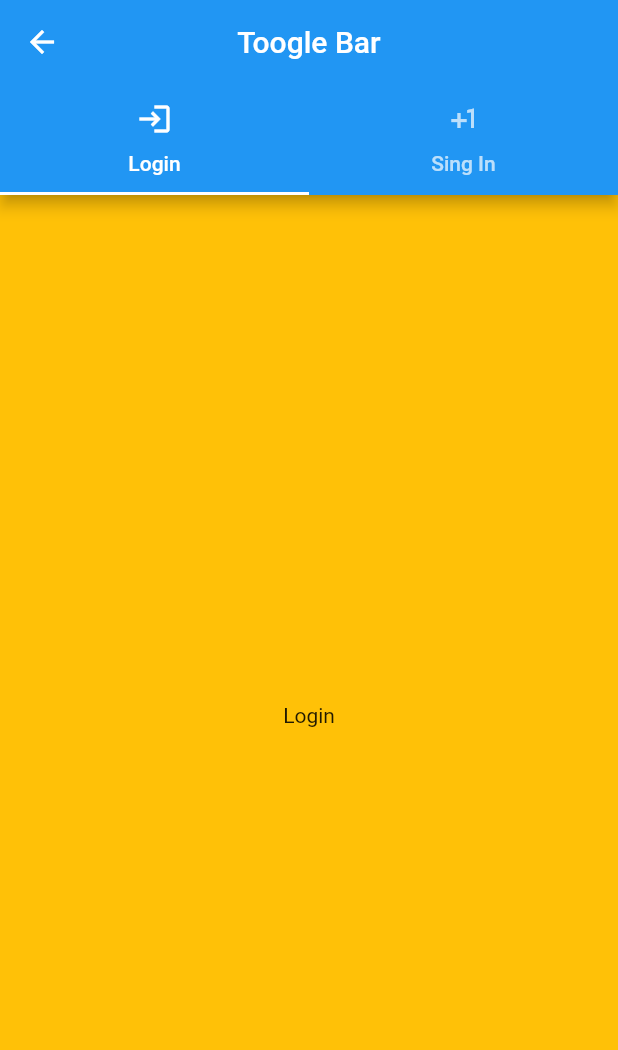
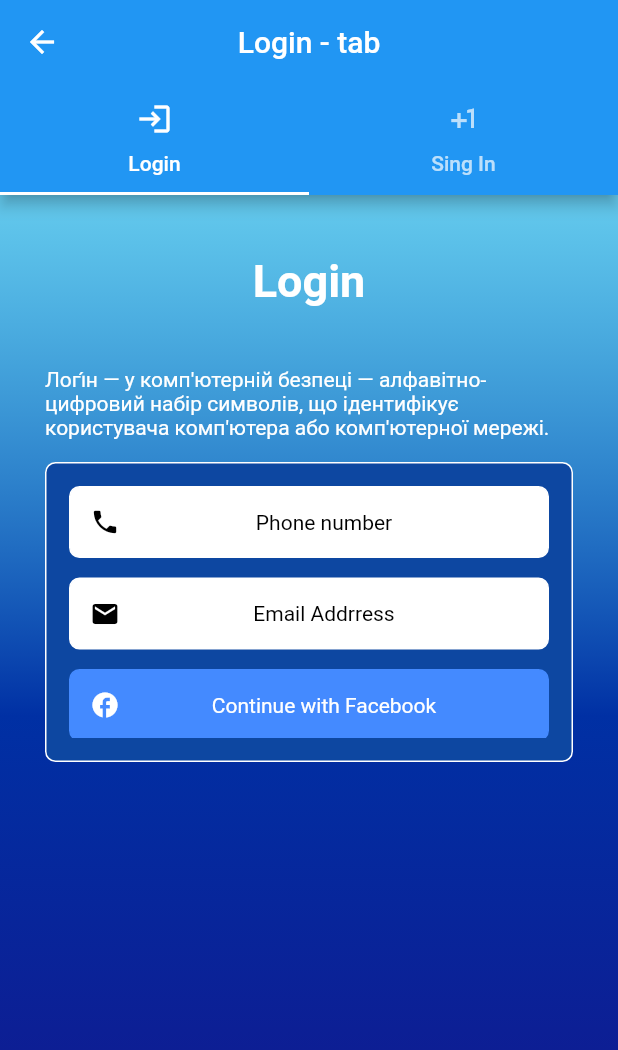
Before and after one commit to Aiveng0/flutter_test_app, a Flutter app: the screen it shows after launch, after a tap on "Sign In", on a phone screen of 412 x 824 dp. Shown: the top 1050 px of the screen. Run offline on Flutter 3.47's test engine with Material 2 defaults, Android fonts, the phone set to English and light mode, and no system bars.

Commit message:
Added LoginTab and some new files

```diff
--- a/lib/pages/sign_in_page.dart
+++ b/lib/pages/sign_in_page.dart
@@ -3,6 +3,7 @@
 import 'dart:ui';
 
 import 'package:flutter/material.dart';
+import 'package:test_app/widgets/login_tab.dart';
 
 class SignInScreen extends StatelessWidget {
   const SignInScreen({
@@ -25,21 +26,35 @@ class DemoApp extends StatefulWidget {
   _DemoAppState createState() => _DemoAppState();
 }
 
-class _DemoAppState extends State<DemoApp> {
-  List<String> labels = ['Home', 'Message', 'Notofication', 'Settings'];
-  int counter = 0;
+class _DemoAppState extends State<DemoApp> with SingleTickerProviderStateMixin {
+  late TabController controller;
+  List tabName = ['Login', 'Sign In'];
+
+  @override
+  void initState() {
+    super.initState();
+
+    controller = TabController(length: 2, vsync: this);
+    controller.addListener(() {
+      setState(() {});
+    });
+  }
+
+  @override
+  void dispose() {
+    controller.dispose();
+    super.dispose();
+  }
 
   @override
   Widget build(BuildContext context) {
-    return DefaultTabController(
-      length: 2,
-      child: Scaffold(
-        backgroundColor: Colors.amber,
+    return Scaffold(
       appBar: AppBar(
-          title: Text('Toogle Bar'),
+        title: Text('${tabName[controller.index]} - tab'),
         centerTitle: true,
+        bottom: TabBar(
+          controller: controller,
           // ignore: prefer_const_literals_to_create_immutables
-          bottom: TabBar(
           tabs: [
             Tab(text: 'Login', icon: Icon(Icons.login)),
             Tab(text: 'Sing In', icon: Icon(Icons.plus_one)),
@@ -47,12 +62,12 @@ class _DemoAppState extends State<DemoApp> {
         ),
       ),
       body: TabBarView(
+        controller: controller,
         // ignore: prefer_const_literals_to_create_immutables
         children: [
-            Center(child: Text('Login')),
+          LoginTab(),
           Center(child: Text('Sign In')),
         ],
-        ),
       ),
     );
   }
--- /dev/null
+++ b/lib/widgets/login_tab.dart
@@ -0,0 +1,103 @@
+// ignore_for_file: prefer_const_constructors
+
+import 'package:flutter/material.dart';
+import 'package:test_app/widgets/start_page_text_field.dart';
+
+class LoginTab extends StatefulWidget {
+  const LoginTab({Key? key}) : super(key: key);
+
+  @override
+  _LoginTabState createState() => _LoginTabState();
+}
+
+class _LoginTabState extends State<LoginTab> {
+  @override
+  Widget build(BuildContext context) {
+    return Container(
+      decoration: const BoxDecoration(
+        gradient: LinearGradient(
+          begin: AlignmentDirectional.topCenter,
+          end: AlignmentDirectional.bottomCenter,
+          colors: [
+            Color.fromRGBO(0, 170, 229, 0.6),
+            Color.fromRGBO(0, 48, 164, 1),
+            Color.fromRGBO(20, 20, 139, 1),
+          ],
+        ),
+      ),
+      child: Center(
+          child: Padding(
+        padding: const EdgeInsets.symmetric(horizontal: 30),
+        child: Column(
+          children: [
+            Padding(
+              padding: const EdgeInsets.symmetric(vertical: 40),
+              child: Text(
+                'Login',
+                style: TextStyle(
+                  color: Colors.white,
+                  fontSize: 30,
+                  fontWeight: FontWeight.bold,
+                ),
+              ),
+            ),
+            Padding(
+              padding: const EdgeInsets.only(bottom: 15),
+              child: Text(
+                'Логі́н — у комп\'ютерній безпеці — алфавітно-цифровий набір символів, що ідентифікує користувача комп\'ютера або комп\'ютерної мережі.',
+                style: TextStyle(
+                  color: Colors.white,
+                ),
+              ),
+            ),
+            Container(
+              height: 200,
+              decoration: BoxDecoration(
+                border: Border.all(
+                  color: Colors.white,
+                ),
+                borderRadius: BorderRadius.all(
+                  Radius.circular(7),
+                ),
+                color: Colors.blue[900],
+              ),
+              padding: const EdgeInsets.all(15),
+              child: SingleChildScrollView(
+                child: Column(
+                  // ignore: prefer_const_literals_to_create_immutables
+                  children: [
+                    StartPageTextField(
+                      Icons.phone,
+
+                      'Phone number',
+                      textColor: Colors.black,
+                      boxContentBGColor: Colors.white,
+                    ),
+                    StartPageTextField(
+                      Icons.email,
+                      'Email Addrress',
+                      textColor: Colors.black,
+                      boxContentBGColor: Colors.white,
+                    ),
+                    StartPageTextField(
+                      Icons.facebook,
+                      'Continue with Facebook',
+                      boxContentColor: Colors.blueAccent,
+                      boxContentBGColor: Colors.blueAccent,
+                    ),
+                    StartPageTextField(
+                      Icons.g_mobiledata,
+                      'Continue with Google',
+                      boxContentColor: Colors.red,
+                      boxContentBGColor: Colors.red,
+                    ),
+                  ],
+                ),
+              ),
+            )
+          ],
+        ),
+      )),
+    );
+  }
+}
--- a/lib/widgets/start_page_text_field.dart
+++ b/lib/widgets/start_page_text_field.dart
@@ -7,21 +7,28 @@ class StartPageTextField extends StatelessWidget {
     this.icon,
     this.text, {
     Key? key,
+    this.textColor = Colors.white,
+    this.boxContentColor = Colors.white,
+    this.boxContentBGColor = Colors.transparent,
   }) : super(key: key);
 
   final IconData icon;
   final String text;
+  final Color textColor;
+  final Color boxContentColor;
+  final Color boxContentBGColor;
 
   @override
   Widget build(BuildContext context) {
     return Container(
       decoration: BoxDecoration(
         border: Border.all(
-          color: Colors.white,
+          color: boxContentColor,
         ),
         borderRadius: const BorderRadius.all(
           Radius.circular(7),
         ),
+        color: boxContentBGColor,
       ),
       padding: const EdgeInsets.all(13),
       margin: const EdgeInsets.only(bottom: 13),
@@ -29,7 +36,7 @@ class StartPageTextField extends StatelessWidget {
         children: [
           Icon(
             icon,
-            color: Colors.white,
+            color: textColor,
             size: 20,
           ),
           Expanded(
@@ -37,7 +44,7 @@ class StartPageTextField extends StatelessWidget {
               text,
               textAlign: TextAlign.center,
               style: TextStyle(
-                color: Colors.white,
+                color: textColor,
               ),
             ),
           ),
```
Lines whose indentation alone changed are shown as unchanged.
